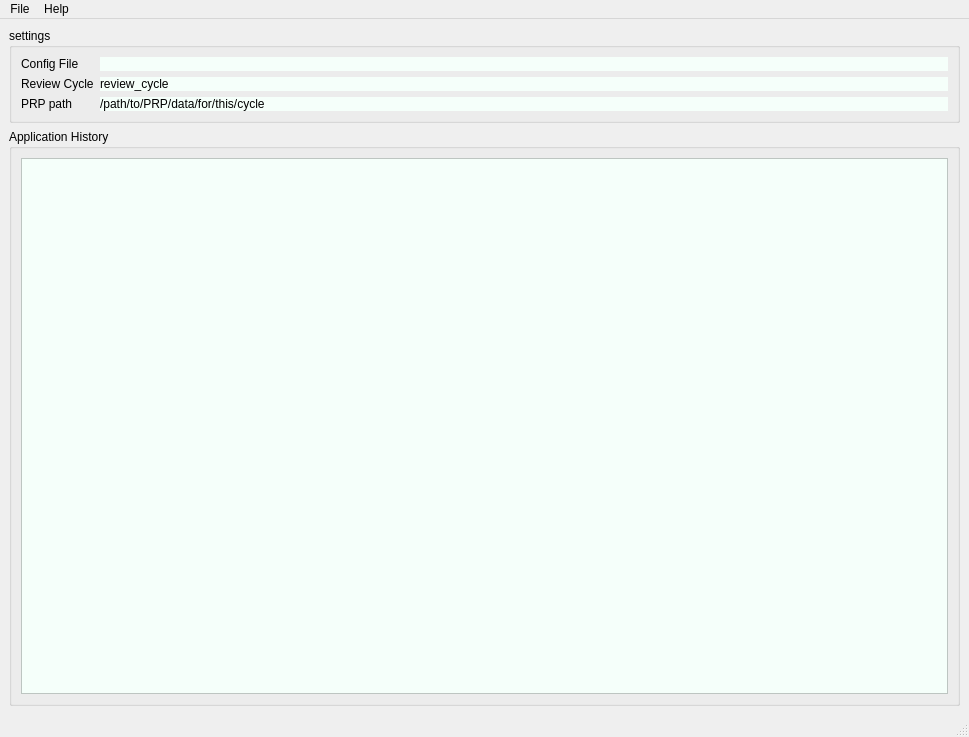
prjemian/assign_gup, file src/Assign_GUP/resources/main_window.ui: the form before one commit.
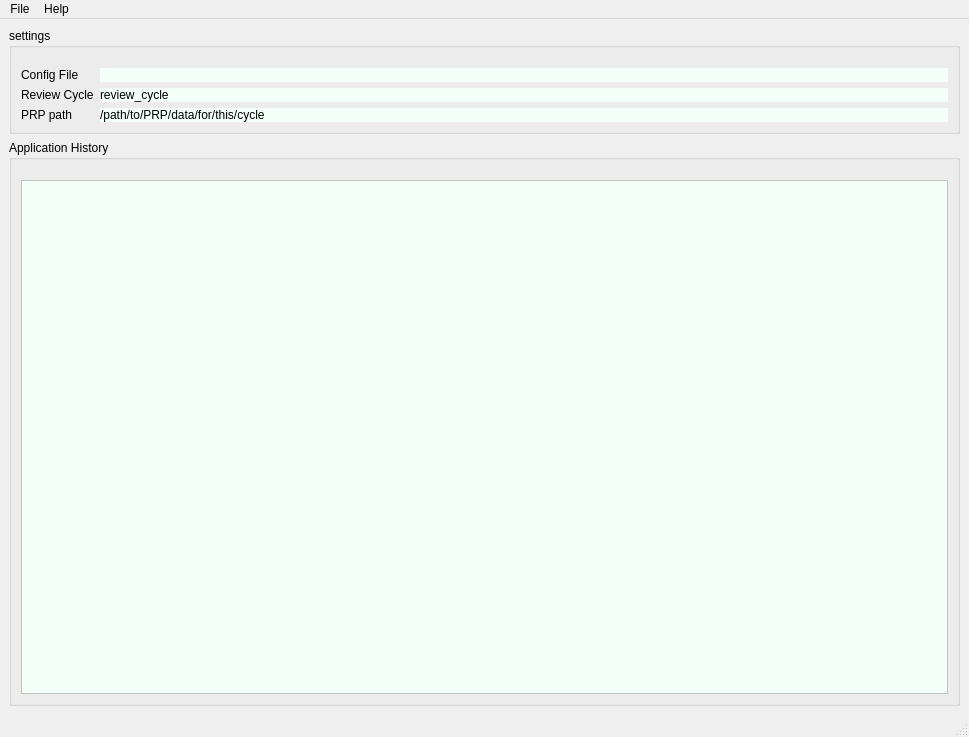
The form after the commit.

Commit message: larger (than default) top margin needed on QGroupBox on Linux

```diff
--- a/src/Assign_GUP/resources/main_window.ui
+++ b/src/Assign_GUP/resources/main_window.ui
@@ -21,6 +21,9 @@
        <string>settings</string>
       </property>
       <layout class="QGridLayout" name="gridLayout">
+       <property name="topMargin">
+        <number>20</number>
+       </property>
        <item row="0" column="0">
         <layout class="QFormLayout" name="formLayout">
          <property name="fieldGrowthPolicy">
@@ -90,6 +93,9 @@
          <string>Application History</string>
         </property>
         <layout class="QVBoxLayout" name="verticalLayout_3">
+         <property name="topMargin">
+          <number>20</number>
+         </property>
          <item>
           <widget class="QPlainTextEdit" name="history">
            <property name="styleSheet">
```
Left out of the diff: 2 changed lines with no effect on the pictures. The commit also changes 2 other files.
